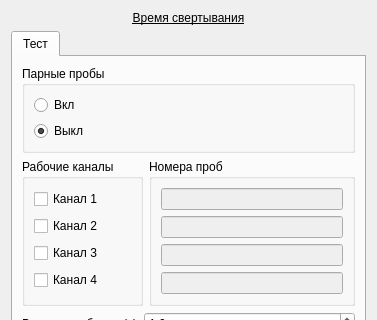
Qt form choisedialog/ko1.ui (krang4d/Agrekola) before a commit; both pictures show x 0 to 377 and y 0 to 320 of the 377 by 458 pixel window.
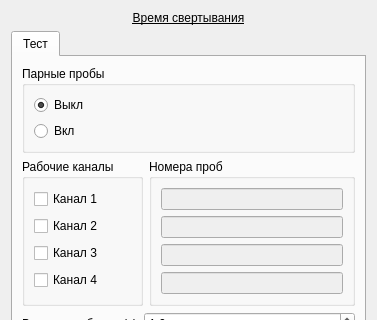
The same form after that commit.

The edit to the form file:
```diff
--- a/choisedialog/ko1.ui
+++ b/choisedialog/ko1.ui
@@ -32,6 +32,9 @@
    </item>
    <item>
     <widget class="QTabWidget" name="tabWidget">
+     <property name="enabled">
+      <bool>true</bool>
+     </property>
      <property name="currentIndex">
       <number>0</number>
      </property>
@@ -58,16 +61,6 @@
           <bool>false</bool>
          </property>
          <layout class="QVBoxLayout" name="verticalLayout_3">
-          <item>
-           <widget class="QRadioButton" name="radioButton_testDouble">
-            <property name="text">
-             <string>Вкл</string>
-            </property>
-            <property name="checkable">
-             <bool>true</bool>
-            </property>
-           </widget>
-          </item>
           <item>
            <widget class="QRadioButton" name="radioButton_testSingle">
             <property name="text">
@@ -78,6 +71,16 @@
             </property>
            </widget>
           </item>
+          <item>
+           <widget class="QRadioButton" name="radioButton_testDouble">
+            <property name="text">
+             <string>Вкл</string>
+            </property>
+            <property name="checkable">
+             <bool>true</bool>
+            </property>
+           </widget>
+          </item>
          </layout>
         </widget>
        </item>
```
